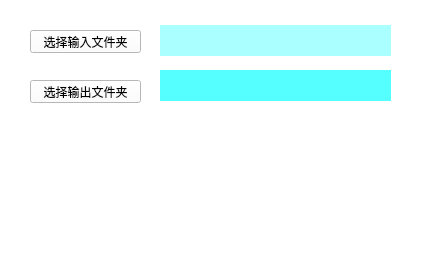
First picture: the form in mainwindow.ui, repository papicheng/img_process, before the edit.
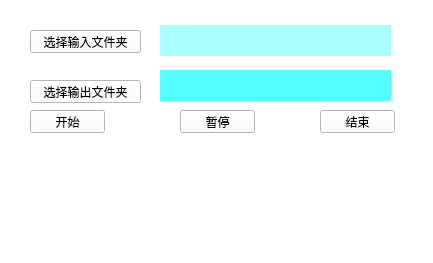
Second picture: the form after the edit.

```diff
--- a/mainwindow.ui
+++ b/mainwindow.ui
@@ -46,8 +46,8 @@
    <widget class="QLabel" name="label">
     <property name="geometry">
      <rect>
-      <x>30</x>
-      <y>120</y>
+      <x>20</x>
+      <y>150</y>
       <width>361</width>
       <height>71</height>
      </rect>
@@ -91,6 +91,54 @@
      <string/>
     </property>
    </widget>
+   <widget class="QPushButton" name="pb_start">
+    <property name="enabled">
+     <bool>true</bool>
+    </property>
+    <property name="geometry">
+     <rect>
+      <x>30</x>
+      <y>110</y>
+      <width>75</width>
+      <height>23</height>
+     </rect>
+    </property>
+    <property name="text">
+     <string>开始</string>
+    </property>
+   </widget>
+   <widget class="QPushButton" name="pb_pause">
+    <property name="enabled">
+     <bool>true</bool>
+    </property>
+    <property name="geometry">
+     <rect>
+      <x>180</x>
+      <y>110</y>
+      <width>75</width>
+      <height>23</height>
+     </rect>
+    </property>
+    <property name="text">
+     <string>暂停</string>
+    </property>
+   </widget>
+   <widget class="QPushButton" name="pb_stop">
+    <property name="enabled">
+     <bool>true</bool>
+    </property>
+    <property name="geometry">
+     <rect>
+      <x>320</x>
+      <y>110</y>
+      <width>75</width>
+      <height>23</height>
+     </rect>
+    </property>
+    <property name="text">
+     <string>结束</string>
+    </property>
+   </widget>
   </widget>
   <widget class="QMenuBar" name="menubar">
    <property name="geometry">
```
